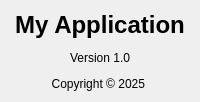
The window that about_dialog.ui (tv2-magnus/VIPrestore) describes before a commit, drawn with Qt 5.
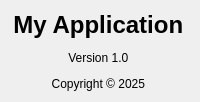
The same window after the commit.

Commit message: chore: indentation

```diff
--- a/about_dialog.ui
+++ b/about_dialog.ui
@@ -10,9 +10,9 @@
     <widget class="QLabel" name="labelAbout">
      <property name="text">
       <string>
-&lt;h1&gt;My Application&lt;/h1&gt;
-&lt;p&gt;Version 1.0&lt;/p&gt;
-&lt;p&gt;Copyright © 2025&lt;/p&gt;
+      &lt;h1&gt;My Application&lt;/h1&gt;
+      &lt;p&gt;Version 1.0&lt;/p&gt;
+      &lt;p&gt;Copyright © 2025&lt;/p&gt;
       </string>
      </property>
      <property name="alignment">
```
